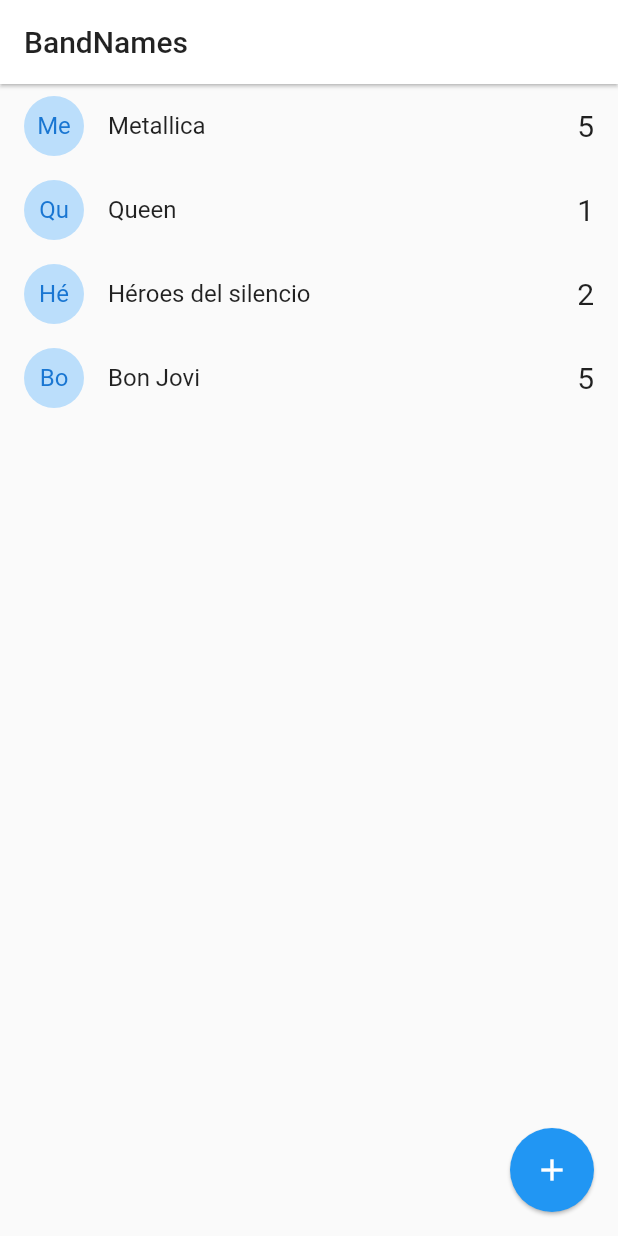
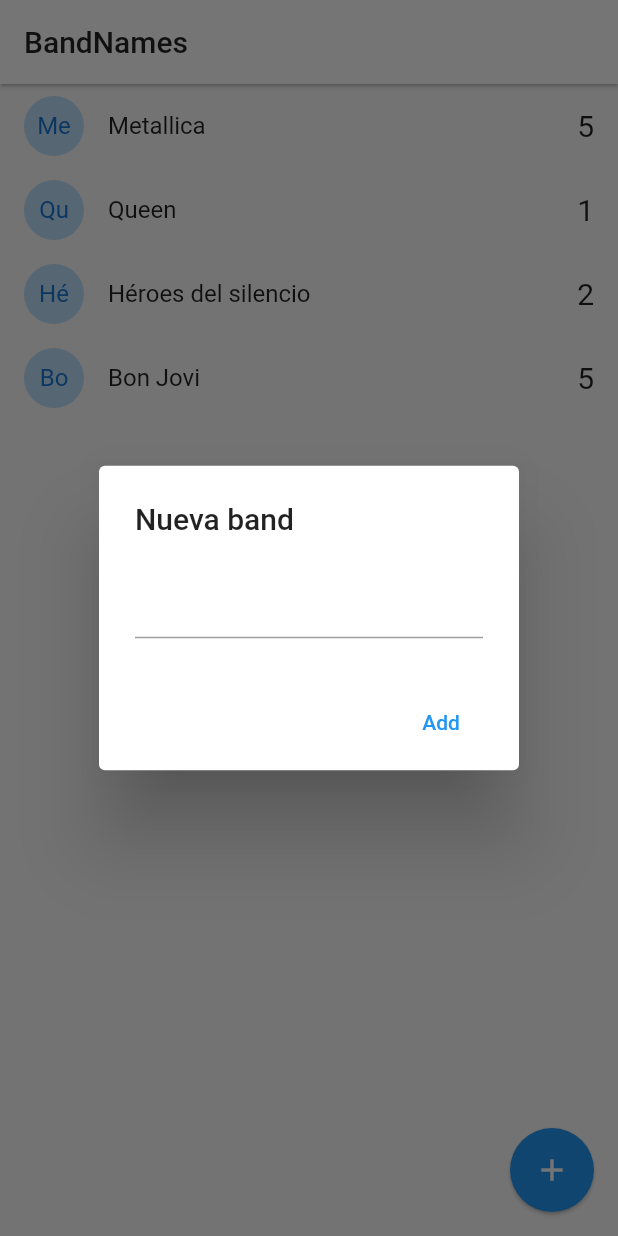
Before and after one commit to sigmasyd/flutter-bandnames-app, a Flutter app: the screen it shows after launch, after a tap on the "add" icon, on a phone screen of 412 x 824 dp. Run offline on Flutter 3.47's test engine with Material 2 defaults, Android fonts, the phone set to English and light mode, and no system bars.

Commit message:
Agregando alert dialog en android y ios
	modificado:     lib/pages/home.dart

```diff
--- a/lib/pages/home.dart
+++ b/lib/pages/home.dart
@@ -1,3 +1,5 @@
+import 'dart:io';
+import 'package:flutter/cupertino.dart';
 import 'package:flutter/material.dart';
 import 'package:band_names/models/band.dart';
 
@@ -29,7 +31,7 @@ class _HomePageState extends State<HomePage> {
       floatingActionButton: FloatingActionButton(
         child: Icon(Icons.add),
         elevation: 1,
-        onPressed: () {},
+        onPressed: addNewBand,
       ),
     );
   }
@@ -47,4 +49,57 @@ class _HomePageState extends State<HomePage> {
       },
     );
   }
+
+  addNewBand() {
+    final textController = TextEditingController();
+
+    if (Platform.isAndroid) {
+      showDialog(
+          context: context,
+          builder: (context) {
+            return AlertDialog(
+              title: Text("Nueva band"),
+              content: TextField(
+                controller: textController,
+              ),
+              actions: [
+                MaterialButton(
+                    child: Text("Add"),
+                    elevation: 5,
+                    textColor: Colors.blue,
+                    onPressed: () => addBandToList(textController.text))
+              ],
+            );
+          });
+    } else {
+      showCupertinoDialog(
+        context: context,
+        builder: (_) => CupertinoAlertDialog(
+          title: Text("New band name"),
+          content: CupertinoTextField(
+            controller: textController
+          ),
+          actions: [
+            CupertinoDialogAction(
+              isDefaultAction: true,
+              child: Text('Add'),
+              onPressed: () => addBandToList(textController.text),
+            ),
+            CupertinoDialogAction(
+              isDestructiveAction: true,
+              child: Text('Dismiss'),
+              onPressed: () => Navigator.pop(context),
+            )
+          ],
+        )
+      );
+    }
+  }
+
+  void addBandToList(String name) {
+    if (name.length > 1) {
+      // podemos agregarlo
+    }
+    Navigator.pop(context);
+  }
 }
```
